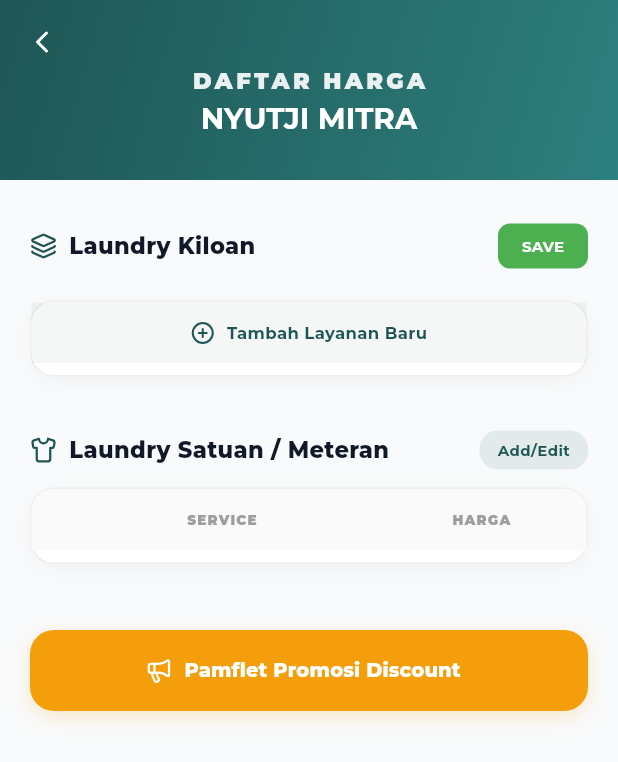
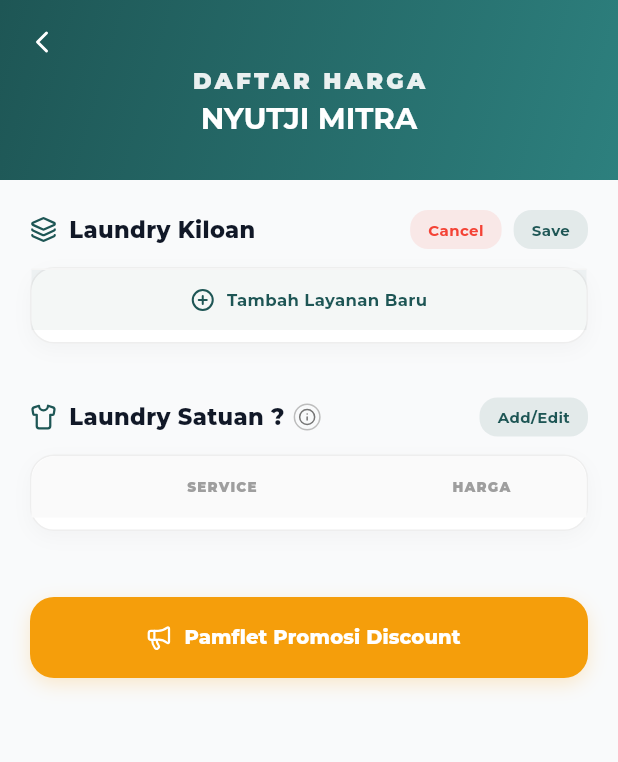
Before and after one commit to nyutjimanagement-source/nyutji-frontend, a Flutter app: the MitraPricingScreen screen opened directly, after a tap on "Add/Edit", on a phone screen of 412 x 824 dp. Shown: the top 762 px of the screen. Run offline on Flutter 3.47's test engine with Material 3 defaults, Android fonts, the phone set to English and light mode, and no system bars; our stand-ins replace cached_network_image, dio, flutter_image_compress, flutter_map, geolocator, google_fonts and 4 more; accounts and stored records are empty; network calls fail; project files that could hold a hidden picture were left out.

Commit message:
feat: redesign save and cancel buttons, update satuan title with tooltip in pricing screen

```diff
--- a/lib/features/mitra_ml/screens/mitra_pricing_screen.dart
+++ b/lib/features/mitra_ml/screens/mitra_pricing_screen.dart
@@ -354,13 +354,20 @@
                       child: Column(
                         crossAxisAlignment: CrossAxisAlignment.start,
                         children: [
-                          _buildSectionHeader("Laundry Kiloan", LucideIcons.layers, isEditing: _isEditingKiloan, onToggle: () {
-                            if (_isEditingKiloan) {
+                          _buildSectionHeader("Laundry Kiloan", LucideIcons.layers, isEditing: _isEditingKiloan,
+                            onEdit: () {
+                              setState(() => _isEditingKiloan = true);
+                            },
+                            onSave: () {
                               _saveKiloan();
-                            } else {
-                              setState(() => _isEditingKiloan = true);
+                            },
+                            onCancel: () {
+                              setState(() {
+                                _isEditingKiloan = false;
+                                _selectedForEdit.clear();
+                              });
                             }
-                          }),
+                          ),
                           const SizedBox(height: 12),
                           _buildTableWrapper(_kiloanController, _kiloanPage, (idx) {
                             setState(() => _kiloanPage = idx);
@@ -368,13 +375,20 @@
                           _buildPageIndicator(_kiloanPage, (kiloanData.length / (_isEditingKiloan ? 4 : 5)).ceil()),
                           const SizedBox(height: 24),
 
-                          _buildSectionHeader("Laundry Satuan / Meteran", LucideIcons.shirt, hasSearch: true, isEditing: _isEditingSatuan, onToggle: () {
-                            if (_isEditingSatuan) {
+                          _buildSectionHeader("Laundry Satuan ?", LucideIcons.shirt, hasSearch: true, isEditing: _isEditingSatuan,
+                            onEdit: () {
+                              setState(() => _isEditingSatuan = true);
+                            },
+                            onSave: () {
                               _saveSatuan();
-                            } else {
-                              setState(() => _isEditingSatuan = true);
+                            },
+                            onCancel: () {
+                              setState(() {
+                                _isEditingSatuan = false;
+                                _selectedForEdit.clear();
+                              });
                             }
-                          }),
+                          ),
                           const SizedBox(height: 12),
                           _buildTableWrapper(_satuanController, _satuanPage, (idx) {
                             setState(() => _satuanPage = idx);
@@ -451,7 +465,7 @@
     );
   }
 
-  Widget _buildSectionHeader(String title, IconData icon, {bool hasSearch = false, bool isEditing = false, VoidCallback? onToggle}) {
+  Widget _buildSectionHeader(String title, IconData icon, {bool hasSearch = false, bool isEditing = false, VoidCallback? onEdit, VoidCallback? onSave, VoidCallback? onCancel}) {
     return Row(
       mainAxisAlignment: MainAxisAlignment.spaceBetween,
       children: [
@@ -460,24 +474,56 @@
             Icon(icon, size: 18, color: primaryTeal),
             const SizedBox(width: 8),
             Text(title, style: GoogleFonts.montserrat(fontSize: 15, fontWeight: FontWeight.w800, color: darkBg)),
+            if (title == "Laundry Satuan ?") ...[
+              const SizedBox(width: 6),
+              Tooltip(
+                message: "Untuk jenis Laundry per Meter atau per M2, bisa ditulis untuk Jenis Service. Contoh: Gordyn per Meter",
+                margin: const EdgeInsets.symmetric(horizontal: 20),
+                padding: const EdgeInsets.all(12),
+                decoration: BoxDecoration(color: darkBg, borderRadius: BorderRadius.circular(8)),
+                textStyle: GoogleFonts.montserrat(fontSize: 10, color: Colors.white),
+                showDuration: const Duration(seconds: 4),
+                triggerMode: TooltipTriggerMode.tap,
+                child: Container(
+                  padding: const EdgeInsets.all(2),
+                  decoration: BoxDecoration(shape: BoxShape.circle, border: Border.all(color: Colors.grey[400]!)),
+                  child: Icon(LucideIcons.info, size: 12, color: Colors.grey[600]),
+                ),
+              )
+            ]
           ],
         ),
         if (!widget.isReadOnly)
           isEditing
-              ? ElevatedButton(
-                  onPressed: onToggle,
-                  style: ElevatedButton.styleFrom(
-                    backgroundColor: Colors.green,
-                    foregroundColor: Colors.white,
-                    elevation: 0,
-                    padding: const EdgeInsets.symmetric(horizontal: 12),
-                    minimumSize: const Size(60, 30),
-                    shape: RoundedRectangleBorder(borderRadius: BorderRadius.circular(8)),
-                  ),
-                  child: Text("SAVE", style: GoogleFonts.montserrat(fontSize: 10, fontWeight: FontWeight.bold)),
+              ? Row(
+                  children: [
+                    GestureDetector(
+                      onTap: onCancel,
+                      child: Container(
+                        padding: const EdgeInsets.symmetric(horizontal: 12, vertical: 6),
+                        decoration: BoxDecoration(
+                          color: Colors.red.withValues(alpha: 0.1),
+                          borderRadius: BorderRadius.circular(12),
+                        ),
+                        child: Text("Cancel", style: GoogleFonts.montserrat(fontSize: 10, fontWeight: FontWeight.bold, color: Colors.red)),
+                      ),
+                    ),
+                    const SizedBox(width: 8),
+                    GestureDetector(
+                      onTap: onSave,
+                      child: Container(
+                        padding: const EdgeInsets.symmetric(horizontal: 12, vertical: 6),
+                        decoration: BoxDecoration(
+                          color: primaryTeal.withValues(alpha: 0.1),
+                          borderRadius: BorderRadius.circular(12),
+                        ),
+                        child: Text("Save", style: GoogleFonts.montserrat(fontSize: 10, fontWeight: FontWeight.bold, color: primaryTeal)),
+                      ),
+                    ),
+                  ],
                 )
               : GestureDetector(
-                  onTap: onToggle,
+                  onTap: onEdit,
                   child: Container(
                     padding: const EdgeInsets.symmetric(horizontal: 12, vertical: 6),
                     decoration: BoxDecoration(
```
